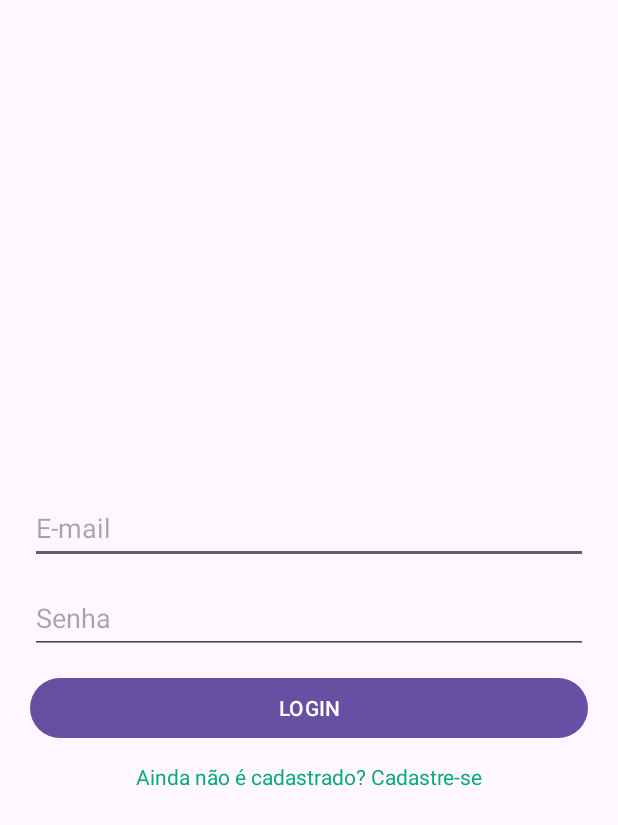
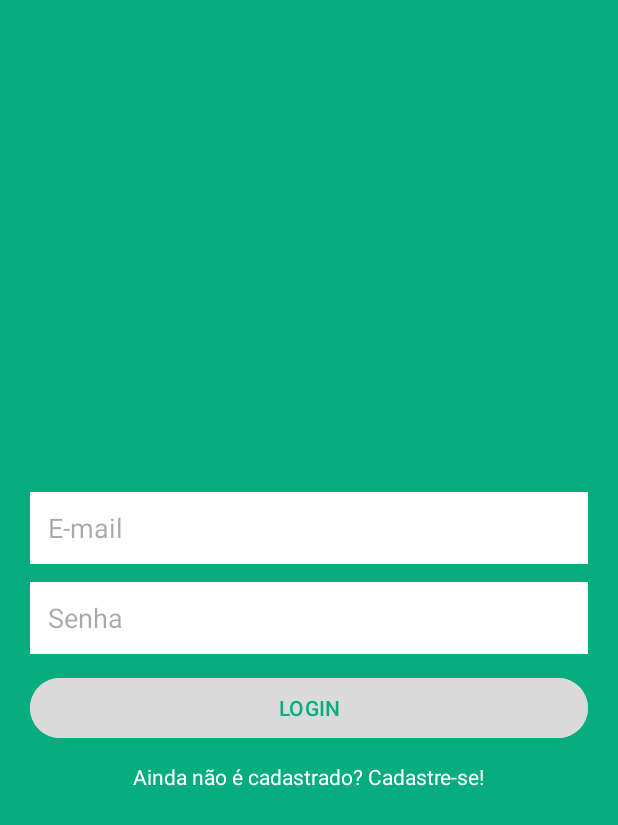
Before and after one commit to FabTrindade/ExerciseConstraitLayout, an Android app: the screen it shows after launch (MainActivity), on a phone screen of 412 x 824 dp. Shown: the top 825 px of the screen. Run offline under Robolectric (Android 15) with nearby library versions, the phone set to English and light mode, and no system bars.

Commit message:
My solution 1

```diff
--- a/app/src/main/res/layout/activity_main.xml
+++ b/app/src/main/res/layout/activity_main.xml
@@ -4,7 +4,7 @@
     xmlns:tools="http://schemas.android.com/tools"
     android:layout_width="match_parent"
     android:layout_height="match_parent"
-    android:backgroundTint="#08ad7f"
+    android:background="#08ad7f"
     tools:context=".MainActivity"
     app:layout_constraintVertical_chainStyle="spread">
 
@@ -14,6 +14,8 @@
         android:layout_width="match_parent"
         android:layout_height="48dp"
         android:hint="E-mail"
+        android:background="@color/white"
+        android:padding="12dp"
         app:layout_constraintTop_toTopOf="parent"
         app:layout_constraintBottom_toTopOf="@id/senha"
         app:layout_constraintStart_toStartOf="parent"
@@ -28,6 +30,8 @@
         android:layout_width="match_parent"
         android:layout_height="48dp"
         android:hint="Senha"
+        android:background="@color/white"
+        android:padding="12dp"
         app:layout_constraintTop_toBottomOf="@id/mail"
         app:layout_constraintBottom_toTopOf="@id/button"
         android:layout_marginTop="12dp"
@@ -40,6 +44,8 @@
         android:layout_width="match_parent"
         android:text="LOGIN"
         android:layout_height="48dp"
+        android:backgroundTint="#DADADA"
+        android:textColor="#08ad7f"
         app:layout_constraintTop_toBottomOf="@id/senha"
         app:layout_constraintBottom_toBottomOf="parent"
         android:layout_marginTop="12dp"
@@ -51,8 +57,8 @@
         android:id="@+id/text"
         android:layout_width="wrap_content"
         android:layout_height="wrap_content"
-        android:textColor= "#08ad7f"
-        android:text="Ainda não é cadastrado? Cadastre-se"
+        android:textColor= "@color/white"
+        android:text="Ainda não é cadastrado? Cadastre-se!"
         app:layout_constraintEnd_toEndOf="parent"
         app:layout_constraintStart_toStartOf="parent"
         app:layout_constraintTop_toBottomOf="@id/button"
```
